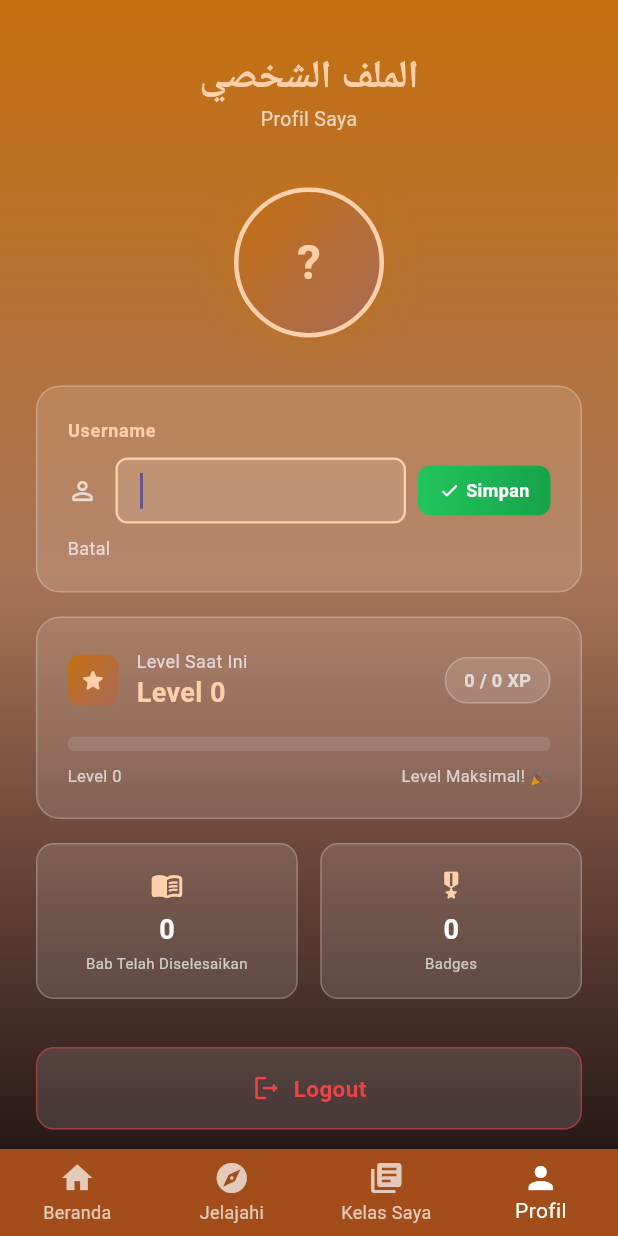
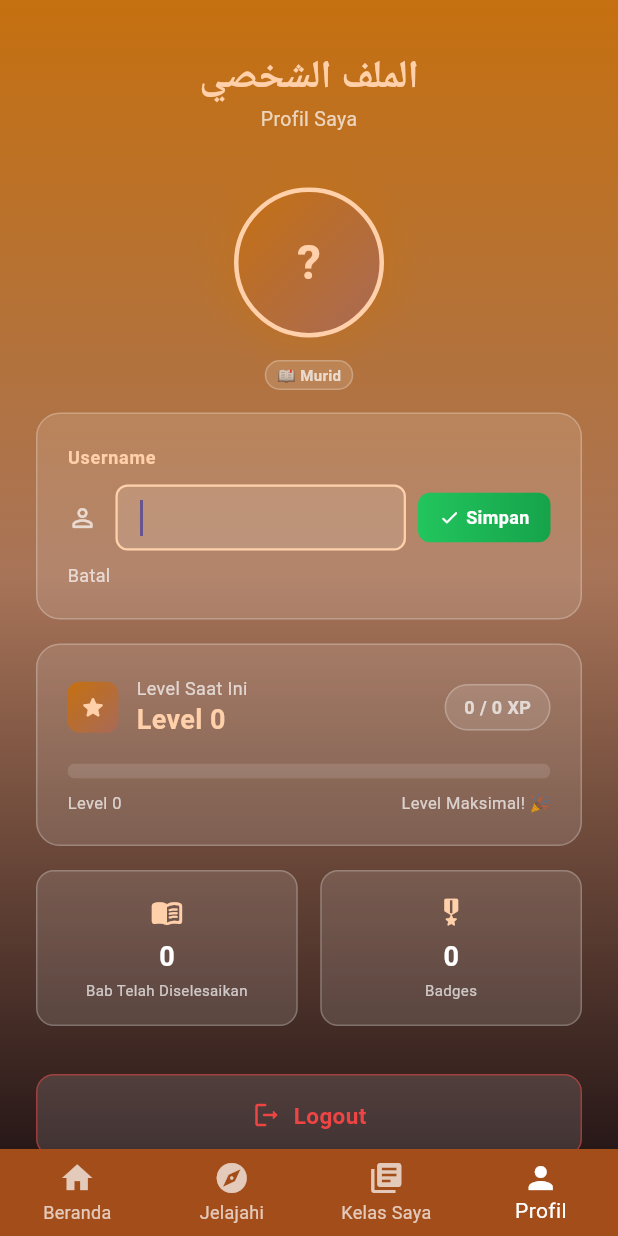
Before and after one commit to KelfinF10S/Tanqi, a Flutter app: the MenuPage screen opened by its route, item 4 of the bottom bar chosen, after a tap on "Edit", on a phone screen of 412 x 824 dp. Run offline on Flutter 3.47's test engine with Material 3 defaults, Android fonts, the phone set to English and light mode, and no system bars; our stand-ins replace get, shared_preferences; accounts and stored records are empty; network calls fail.

Commit message:
fitur locked/unlocked bab, role di profile, dan struktur bab di database

```diff
--- a/lib/controllers/babkuis_controller.dart
+++ b/lib/controllers/babkuis_controller.dart
@@ -87,10 +87,21 @@ class BabController extends GetxController {
 
   // ── Internal: GET /api/bab ───────────────────────────
   Future<List<BabModel>> _fetchBabFromApi() async {
-    final res = await http.get(
-      Uri.parse('$_baseUrl/bab/'),
-      headers: await _headers(),
-    );
+    final url = '$_baseUrl/api/bab/';
+    debugPrint('[API] URL: $url');
+
+    final token = await AuthStorage.getToken();
+    debugPrint('[API] Token: $token'); // ← cek token ada atau tidak
+
+    final res = await http.get(Uri.parse(url), headers: await _headers());
+
+    debugPrint('[API] Status: ${res.statusCode}');
+    debugPrint('[API] Body: ${res.body}'); // ← print full body
+
+    if (res.statusCode != 200) {
+      throw Exception('API error ${res.statusCode}');
+    }
+
     final body = jsonDecode(res.body);
     final list = body['data'] as List<dynamic>;
     return list
@@ -104,7 +115,7 @@ class BabController extends GetxController {
       isLoading.value = true;
 
       final res = await http.delete(
-        Uri.parse('$_baseUrl/jawaban/reset/$babId'),
+        Uri.parse('$_baseUrl/api/jawaban/reset/$babId'),
         headers: await _headers(),
       );
       final body = jsonDecode(res.body);
@@ -136,7 +147,7 @@ class BabController extends GetxController {
 }
 
 // ──────────────────────────────────────────────────────────────────────────────
-// QuizController  (tidak berubah signifikan — hanya loadSoal menerima int babId)
+// QuizController
 // ──────────────────────────────────────────────────────────────────────────────
 class QuizController extends GetxController {
   // ── State ────────────────────────────────────────────
@@ -180,7 +191,7 @@ class QuizController extends GetxController {
       selectedDbLabel.value = '';
 
       final res = await http.get(
-        Uri.parse('$_baseUrl/bab/$babId/soal'),
+        Uri.parse('$_baseUrl/api/bab/$babId/soal'),
         headers: await _headers(),
       );
       final body = jsonDecode(res.body);
@@ -208,7 +219,7 @@ class QuizController extends GetxController {
       isSubmitting.value = true;
 
       final res = await http.post(
-        Uri.parse('$_baseUrl/jawaban/'),
+        Uri.parse('$_baseUrl/api/jawaban/'),
         headers: await _headers(),
         body: jsonEncode({
           'soal_id': soalAktif!.id,
--- a/lib/core/colors.dart
+++ b/lib/core/colors.dart
@@ -6,44 +6,52 @@ import 'dart:ui';
 import 'package:flutter/material.dart';
 
 class AppColors {
-  static const bg         = Color(0xFF0F1923);
-  static const surface    = Color(0xFF1A2535);
-  static const card       = Color(0xFF1E2D40);
-  static const gold       = Color(0xFFD4A843);
-  static const goldLight  = Color(0xFFF0C96A);
-  static const goldDark   = Color(0xFF9E7A2A);
-  static const emerald    = Color(0xFF2ECC8B);
+  static const bg = Color(0xFF0F1923);
+  static const surface = Color(0xFF1A2535);
+  static const card = Color(0xFF1E2D40);
+  static const gold = Color(0xFFD4A843);
+  static const goldLight = Color(0xFFF0C96A);
+  static const goldDark = Color(0xFF9E7A2A);
+  static const emerald = Color(0xFF2ECC8B);
   static const emeraldDim = Color(0xFF1A7A53);
-  static const rose       = Color(0xFFE57373);
-  static const sky        = Color(0xFF64B5F6);
-  static const textPrimary   = Color(0xFFF5EDD6);
+  static const rose = Color(0xFFE57373);
+  static const sky = Color(0xFF64B5F6);
+  static const textPrimary = Color(0xFFF5EDD6);
   static const textSecondary = Color(0xFFAA9977);
-  static const textMuted     = Color(0xFF5D7290);
-  static const divider       = Color(0xFF243347);
+  static const textMuted = Color(0xFF5D7290);
+  static const divider = Color(0xFF243347);
 
   // ── Gradient Utama ─────────────────────────────────────
-  static const Color gradientTop    = Color.fromARGB(255, 197, 112, 16);
-  static const Color gradientMid    = Color.fromARGB(255, 168, 106, 88);
+  static const Color gradientTop = Color.fromARGB(255, 197, 112, 16);
+  static const Color gradientMid = Color.fromARGB(255, 168, 106, 88);
   static const Color gradientBottom = Color.fromARGB(255, 0, 0, 0);
 
   // ── AppBar ─────────────────────────────────────────────
-  static const Color appBarStart    = Color.fromARGB(255, 197, 112, 16);
-  static const Color appBarEnd      = Color.fromARGB(255, 168, 106, 88);
-  static const Color appBarBg       = Color.fromARGB(255, 189, 108, 54);
-  static const Color appBarTitle    = Color.fromARGB(255, 255, 208, 169);
+  static const Color appBarStart = Color.fromARGB(255, 197, 112, 16);
+  static const Color appBarEnd = Color.fromARGB(255, 168, 106, 88);
+  static const Color appBarBg = Color.fromARGB(255, 189, 108, 54);
+  static const Color appBarTitle = Color.fromARGB(255, 255, 208, 169);
 
   // ── Bottom Navigation ──────────────────────────────────
-  static const Color bottomNavBg    = Color.fromARGB(255, 163, 77, 26);
+  static const Color bottomNavBg = Color.fromARGB(255, 163, 77, 26);
 
   // ── Teks ──────────────────────────────────────────────
-  static const Color textP    = Colors.white;
-  static const Color textS  = Colors.white70;
-  static const Color textHint       = Colors.white38;
+  static const Color textP = Colors.white;
+  static const Color textS = Colors.white70;
+  static const Color textHint = Colors.white38;
+  static const Color textDisabled = Color.fromARGB(76, 255, 255, 255);
 
   // ── Card / Glass ───────────────────────────────────────
-  static const Color cardFill       = Colors.white24;
-  static const Color cardFillLight  = Colors.white12;
-  static const Color cardBorder     = Colors.white24;
+  static const Color cardFill = Colors.white24;
+  static const Color cardFillLight = Colors.white12;
+  static const Color cardBorder = Colors.white24;
+
+  static const Color cardFillLocked = Color.fromARGB(36, 255, 255, 255);
+  static const Color cardFillLightLocked = Color.fromARGB(8, 255, 255, 255);
+  static const Color cardBorderLocked = Color.fromARGB(24, 255, 255, 255);
+
+  // ── Scaffold default backround ──────────────────────────────────────────────
+  static const Color scaffoldBg = Color.fromARGB(255, 40, 24, 24);
 
   // ── Gradient List (siap pakai) ─────────────────────────
   static const LinearGradient bodyGradient = LinearGradient(
@@ -61,8 +69,11 @@ class AppColors {
   static const LinearGradient splashGradient = LinearGradient(
     begin: Alignment.topCenter,
     end: Alignment.bottomCenter,
-    colors: [gradientTop, Color.fromARGB(255, 168, 116, 88), Color.fromARGB(255, 40, 24, 24)],
+    colors: [
+      gradientTop,
+      Color.fromARGB(255, 168, 116, 88),
+      Color.fromARGB(255, 40, 24, 24),
+    ],
     stops: [0.0, 0.5, 1.0],
   );
-
 }
--- a/lib/core/const.dart
+++ b/lib/core/const.dart
@@ -1,3 +1,3 @@
 class AppConst {
-  static const String baseUrl = 'http://192.168.0.102:5000'; //ubah sesuai ip jaringan
+  static const String baseUrl = 'http://10.49.237.1:5000'; //ubah sesuai ip jaringan
 }
--- a/lib/pages/auth.dart
+++ b/lib/pages/auth.dart
@@ -16,7 +16,7 @@ class AuthPage extends StatelessWidget {
     final controller = Get.put(AuthController());
 
     return Scaffold(
-      backgroundColor: Colors.transparent,
+      backgroundColor: AppColors.scaffoldBg,
       body: Container(
         decoration: const BoxDecoration(gradient: AppColors.splashGradient),
         child: SafeArea(
--- a/lib/pages/bab1.dart
+++ b/lib/pages/bab1.dart
@@ -761,6 +761,9 @@ class _KategoriDetail extends StatelessWidget {
                 ),
               ),
             ],
+
+            //TODO : Debug
+            Align(child: ElevatedButton(onPressed: (){}, child: Text('Selesaikan Bab')),alignment: AlignmentGeometry.centerRight,)
           ],
         ),
       ),
--- a/lib/pages/beranda.dart
+++ b/lib/pages/beranda.dart
@@ -8,6 +8,7 @@ import 'package:tanqiy/pages/page2.dart';
 import 'package:tanqiy/pages/page3.dart';
 import 'package:tanqiy/pages/page4.dart';
 import 'package:tanqiy/pages/page5.dart';
+import 'package:tanqiy/widgets/snackbar.dart';
 
 class Beranda extends StatelessWidget {
   Beranda({super.key});
@@ -21,7 +22,9 @@ class Beranda extends StatelessWidget {
         decoration: const BoxDecoration(gradient: AppColors.splashGradient),
         child: Obx(() {
           if (controller.isLoading.value) {
-            return const Center(child: CircularProgressIndicator());
+            return const Center(
+              child: CircularProgressIndicator(color: AppColors.textSecondary),
+            );
           }
 
           return ListView(
@@ -64,14 +67,24 @@ class Beranda extends StatelessWidget {
                   ),
 
                   // CARD PANDUAN
-                  _buildStaticCard(context, 'دليل الاستخدام', 'Panduan Penggunaan', () {
+                  _buildStaticCard(
+                    context,
+                    'دليل الاستخدام',
+                    'Panduan Penggunaan',
+                    () {
                       Get.toNamed('/panduan');
-                  }),
+                    },
+                  ),
 
                   // CARD GAME
-                  _buildStaticCard(context, 'لعبة إلكترونية', 'Permainan Digital', () {
+                  _buildStaticCard(
+                    context,
+                    'لعبة إلكترونية',
+                    'Permainan Digital',
+                    () {
                       Get.toNamed('/games');
-                  }),
+                    },
+                  ),
                 ],
               ),
             ],
@@ -85,11 +98,29 @@ class Beranda extends StatelessWidget {
 Widget _buildBabCard(BuildContext context, BabMerged bab) {
   return GestureDetector(
     onTap: () {
+      debugPrint('🔍 RAW LOCKED : ${bab.quiz?.locked}');
+      debugPrint('🔍 TYPE : ${bab.quiz?.locked.runtimeType}');
+      debugPrint('🤔 KONDISI LOCKED : ${bab.locked}');
+      if (bab.locked) {
+        showSnackbar(
+          'Peringatan : تحذير',
+          'لا تزال الفصول مغلقة، أكمل الفصل السابق أولاً\nBab masih terkunci, selesaikan bab sebelumnya terlebih dahulu',
+        );
+      } else {
         Get.to(() => getBabPage(bab));
+      }
     },
     child: Container(
-      decoration: BoxDecoration(
-        gradient: const LinearGradient(
+      decoration: bab.locked
+          ? BoxDecoration(
+              gradient: LinearGradient(
+                colors: [AppColors.cardFillLightLocked, AppColors.cardFillLightLocked],
+              ),
+              borderRadius: BorderRadius.circular(16),
+              border: Border.all(color: AppColors.cardBorderLocked),
+            )
+          : BoxDecoration(
+              gradient: LinearGradient(
                 colors: [AppColors.cardFill, AppColors.cardFillLight],
               ),
               borderRadius: BorderRadius.circular(16),
@@ -103,10 +134,10 @@ Widget _buildBabCard(BuildContext context, BabMerged bab) {
             Text(
               bab.materi.judulArab,
               textAlign: TextAlign.center,
-              style: const TextStyle(
+              style: TextStyle(
                 fontSize: 20,
                 fontWeight: FontWeight.bold,
-                color: AppColors.textP,
+                color: bab.locked ? AppColors.textDisabled : AppColors.textP,
               ),
             ),
 
--- a/lib/pages/kelas.dart
+++ b/lib/pages/kelas.dart
@@ -603,7 +603,7 @@ class _MemberCard extends StatelessWidget {
                         const SizedBox(height: 3),
                         Row(
                           children: [
-                            _roleChip(),
+                            roleChip(),
                             const SizedBox(width: 8),
                             Text(
                               'Level ${member.level}',
@@ -647,7 +647,7 @@ class _MemberCard extends StatelessWidget {
     );
   }
 
-  Widget _roleChip() {
+  Widget roleChip() {
     final isGuru = member.role == MemberRole.guru;
     return Container(
       padding: const EdgeInsets.symmetric(horizontal: 7, vertical: 2),
--- a/lib/pages/profil.dart
+++ b/lib/pages/profil.dart
@@ -4,6 +4,8 @@ import 'package:tanqiy/controllers/auth_controller.dart';
 import 'package:tanqiy/core/colors.dart';
 import 'package:tanqiy/data/auth_local.dart';
 import 'package:tanqiy/pages/auth.dart';
+import 'package:tanqiy/pages/kelas.dart';
+import 'package:tanqiy/widgets/rolechip.dart';
 
 class ProfilePage extends StatefulWidget {
   const ProfilePage({super.key});
@@ -48,9 +50,7 @@ class _ProfilePageState extends State<ProfilePage> {
 
         if (user == null) {
           return const Center(
-            child: CircularProgressIndicator(
-              color: AppColors.appBarTitle,
-            ),
+            child: CircularProgressIndicator(color: AppColors.appBarTitle),
           );
         }
 
@@ -88,7 +88,9 @@ class _ProfilePageState extends State<ProfilePage> {
                       shape: BoxShape.circle,
                       gradient: AppColors.appBarGradient,
                       border: Border.all(
-                          color: AppColors.appBarTitle, width: 3),
+                        color: AppColors.appBarTitle,
+                        width: 3,
+                      ),
                       boxShadow: [
                         BoxShadow(
                           color: AppColors.gradientTop.withOpacity(0.5),
@@ -110,7 +112,19 @@ class _ProfilePageState extends State<ProfilePage> {
                     ),
                   ),
 
-                  const SizedBox(height: 32),
+                  SizedBox(height: 15),
+
+                  roleChip(
+                    ClassMember(
+                      username: user.username,
+                      level: user.level,
+                      currentXP: user.currentXP,
+                      maxXP: user.maxXP,
+                      babSelesai: user.babSelesai,
+                      role: MemberRole.murid,
+                    ),
+                  ),
+                  SizedBox(height: 15),
 
                   // ── Card Username ────────────────────────────
                   _buildCard(
@@ -151,26 +165,31 @@ class _ProfilePageState extends State<ProfilePage> {
                                           isDense: true,
                                           contentPadding:
                                               const EdgeInsets.symmetric(
-                                            horizontal: 12,
-                                            vertical: 10,
-                                          ),
+                                                horizontal: 12,
+                                                vertical: 10,
+                                              ),
                                           filled: true,
                                           fillColor: AppColors.cardFillLight,
                                           border: OutlineInputBorder(
-                                            borderRadius:
-                                                BorderRadius.circular(8),
+                                            borderRadius: BorderRadius.circular(
+                                              8,
+                                            ),
                                             borderSide: const BorderSide(
-                                                color: AppColors.cardBorder),
+                                              color: AppColors.cardBorder,
+                                            ),
                                           ),
                                           enabledBorder: OutlineInputBorder(
-                                            borderRadius:
-                                                BorderRadius.circular(8),
+                                            borderRadius: BorderRadius.circular(
+                                              8,
+                                            ),
                                             borderSide: const BorderSide(
-                                                color: AppColors.cardBorder),
+                                              color: AppColors.cardBorder,
+                                            ),
                                           ),
                                           focusedBorder: OutlineInputBorder(
-                                            borderRadius:
-                                                BorderRadius.circular(8),
+                                            borderRadius: BorderRadius.circular(
+                                              8,
+                                            ),
                                             borderSide: const BorderSide(
                                               color: AppColors.appBarTitle,
                                               width: 1.5,
@@ -203,10 +222,10 @@ class _ProfilePageState extends State<ProfilePage> {
                                 onTap: () async {
                                   if (_isEditing) {
                                     if (_formKey.currentState!.validate()) {
-                                      final success =
-                                          await auth_controller.updateUsername(
-                                        _usernameController.text,
-                                      );
+                                      final success = await auth_controller
+                                          .updateUsername(
+                                            _usernameController.text,
+                                          );
                                       if (success) {
                                         setState(() => _isEditing = false);
                                       }
@@ -337,8 +356,7 @@ class _ProfilePageState extends State<ProfilePage> {
                               decoration: BoxDecoration(
                                 color: AppColors.cardFillLight,
                                 borderRadius: BorderRadius.circular(20),
-                                border:
-                                    Border.all(color: AppColors.cardBorder),
+                                border: Border.all(color: AppColors.cardBorder),
                               ),
                               child: Text(
                                 '${user.currentXP} / ${user.maxXP} XP',
@@ -424,17 +442,14 @@ class _ProfilePageState extends State<ProfilePage> {
                     onTap: () {
                       Get.dialog(
                         AlertDialog(
-                          backgroundColor:
-                              const Color.fromARGB(255, 40, 20, 5),
+                          backgroundColor: const Color.fromARGB(255, 40, 20, 5),
                           shape: RoundedRectangleBorder(
                             borderRadius: BorderRadius.circular(16),
-                            side: const BorderSide(
-                                color: AppColors.cardBorder),
+                            side: const BorderSide(color: AppColors.cardBorder),
                           ),
                           title: const Text(
                             'Keluar?',
-                            style:
-                                TextStyle(color: AppColors.appBarTitle),
+                            style: TextStyle(color: AppColors.appBarTitle),
                           ),
                           content: const Text(
                             'Kamu yakin ingin logout dari akun ini?',
@@ -445,8 +460,7 @@ class _ProfilePageState extends State<ProfilePage> {
                               onPressed: () => Get.back(),
                               child: const Text(
                                 'Batal',
-                                style:
-                                    TextStyle(color: AppColors.textS),
+                                style: TextStyle(color: AppColors.textS),
                               ),
                             ),
                             TextButton(
@@ -457,8 +471,7 @@ class _ProfilePageState extends State<ProfilePage> {
                               },
                               child: const Text(
                                 'Logout',
-                                style: TextStyle(
-                                    color: Color(0xFFEF4444)),
+                                style: TextStyle(color: Color(0xFFEF4444)),
                               ),
                             ),
                           ],
@@ -472,8 +485,7 @@ class _ProfilePageState extends State<ProfilePage> {
                         color: AppColors.cardFillLight,
                         borderRadius: BorderRadius.circular(12),
                         border: Border.all(
-                          color:
-                              const Color(0xFFEF4444).withOpacity(0.5),
+                          color: const Color(0xFFEF4444).withOpacity(0.5),
                         ),
                       ),
                       child: const Row(
@@ -548,8 +560,7 @@ class _ProfilePageState extends State<ProfilePage> {
           const SizedBox(height: 2),
           Text(
             label,
-            style:
-                const TextStyle(color: AppColors.textS, fontSize: 10),
+            style: const TextStyle(color: AppColors.textS, fontSize: 10),
             textAlign: TextAlign.center,
           ),
         ],
--- /dev/null
+++ b/lib/widgets/rolechip.dart
@@ -0,0 +1,28 @@
+import 'package:flutter/material.dart';
+import 'package:tanqiy/core/colors.dart';
+import 'package:tanqiy/pages/kelas.dart';
+
+Widget roleChip(member) {
+    final isGuru = member.role == MemberRole.guru;
+    return Container(
+      padding: const EdgeInsets.symmetric(horizontal: 7, vertical: 2),
+      decoration: BoxDecoration(
+        gradient: isGuru ? AppColors.appBarGradient : null,
+        color: isGuru ? null : AppColors.cardFillLight,
+        borderRadius: BorderRadius.circular(20),
+        border: Border.all(
+          color: isGuru
+              ? AppColors.appBarTitle.withOpacity(0.4)
+              : AppColors.cardBorder,
+        ),
+      ),
+      child: Text(
+        isGuru ? '👑 Guru' : '📖 Murid',
+        style: TextStyle(
+          color: isGuru ? AppColors.appBarTitle : AppColors.textS,
+          fontSize: 10,
+          fontWeight: FontWeight.w600,
+        ),
+      ),
+    );
+  }
```
Also changed, not shown: lib/assets/materi_bab.json (+39 -0 lines), lib/controllers/auth_controller.dart (+12 -34 lines), lib/models/bab_merged_model.dart (+13 -16 lines), lib/models/bab_model.dart (+9 -14 lines), lib/widgets/snackbar.dart (added, +24 -0 lines), 3 other files. Lines whose indentation alone changed are shown as unchanged.
